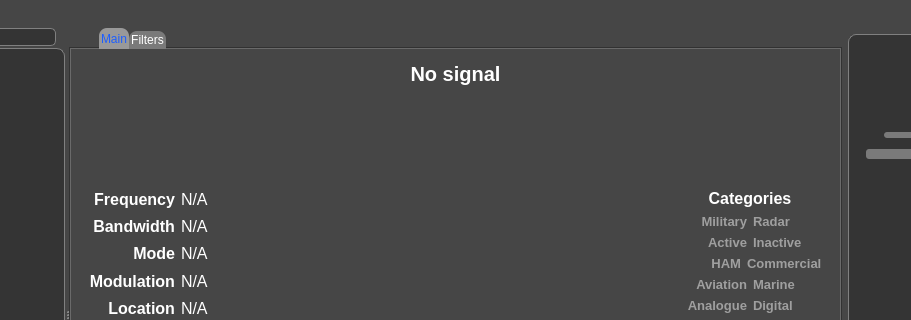
vbrizgamnk/Artemis, file main_window.ui: the form before one commit; both pictures show x 200 to 1111 and y 0 to 320 of the 1327 by 638 pixel window.
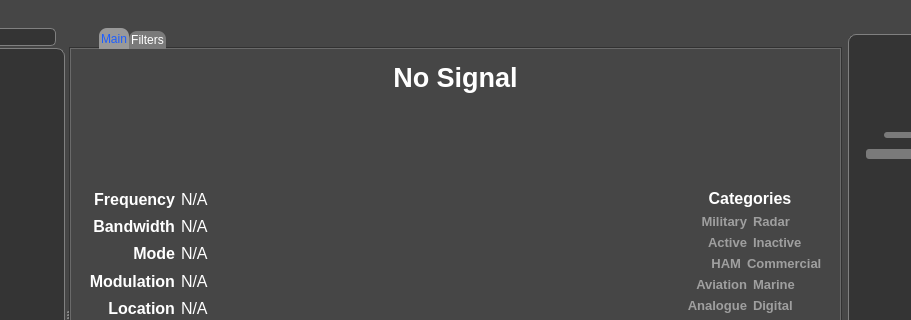
The form after the commit. Icons and pictures are not drawn.

Commit message: Add starting size dependent upon screen res.

```diff
--- a/main_window.ui
+++ b/main_window.ui
@@ -366,7 +366,7 @@
 &lt;html&gt;&lt;head&gt;&lt;meta name=&quot;qrichtext&quot; content=&quot;1&quot; /&gt;&lt;style type=&quot;text/css&quot;&gt;
 p, li { white-space: pre-wrap; }
 &lt;/style&gt;&lt;/head&gt;&lt;body style=&quot; font-family:'MS Shell Dlg 2'; font-size:20pt; font-weight:600; font-style:normal;&quot;&gt;
-&lt;p align=&quot;center&quot; style=&quot; margin-top:0px; margin-bottom:0px; margin-left:0px; margin-right:0px; -qt-block-indent:0; text-indent:0px;&quot;&gt;&lt;span style=&quot; font-size:15pt;&quot;&gt;No signal&lt;/span&gt;&lt;/p&gt;&lt;/body&gt;&lt;/html&gt;</string>
+&lt;p align=&quot;center&quot; style=&quot; margin-top:0px; margin-bottom:0px; margin-left:0px; margin-right:0px; -qt-block-indent:0; text-indent:0px;&quot;&gt;No Signal&lt;/p&gt;&lt;/body&gt;&lt;/html&gt;</string>
            </property>
           </widget>
          </item>
```
The commit also changes 1 other file.
